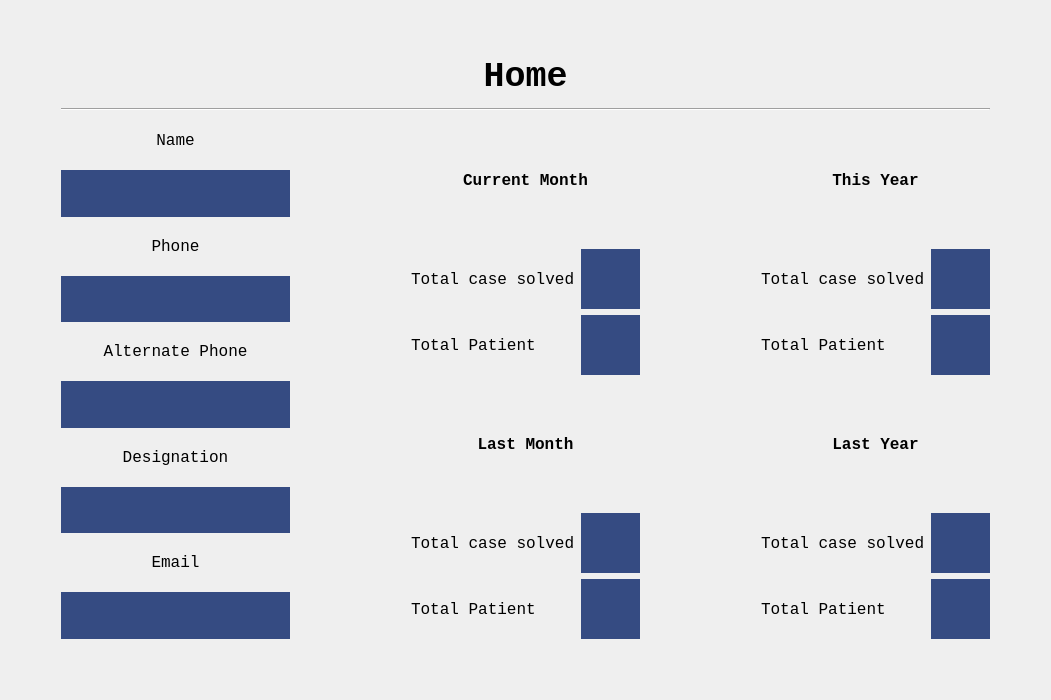
The window that HomeUi.ui (ASNaeem/Simple-VCMS) describes before a commit, drawn with Qt 5.
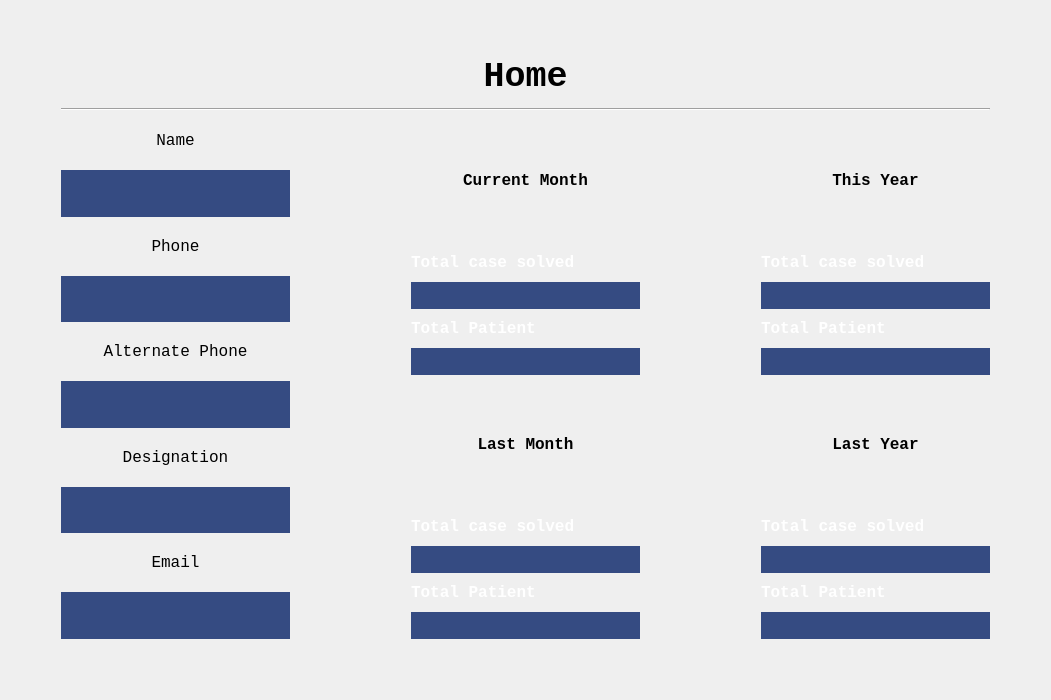
The same window after the commit.

Patch:
```diff
--- a/HomeUi.ui
+++ b/HomeUi.ui
@@ -328,7 +328,7 @@
             </widget>
            </item>
            <item>
-            <layout class="QHBoxLayout" name="horizontalLayout" stretch="7,15">
+            <layout class="QHBoxLayout" name="horizontalLayout" stretch="7">
              <item>
               <layout class="QVBoxLayout" name="verticalLayout_20">
                <item>
@@ -337,8 +337,13 @@
                   <font>
                    <family>Courier New</family>
                    <pointsize>12</pointsize>
+                   <weight>75</weight>
+                   <bold>true</bold>
                   </font>
                  </property>
+                 <property name="styleSheet">
+                  <string notr="true">color: rgb(255, 255, 255);</string>
+                 </property>
                  <property name="text">
                   <string>Total case solved</string>
                  </property>
@@ -351,18 +356,39 @@
                    <family>Courier New</family>
                    <pointsize>12</pointsize>
                   </font>
+                 </property>
+                 <property name="styleSheet">
+                  <string notr="true">background-color: rgb(53, 75, 130);
+color: rgb(255, 255, 255);</string>
+                 </property>
+                 <property name="text">
+                  <string/>
+                 </property>
+                 <property name="alignment">
+                  <set>Qt::AlignCenter</set>
+                 </property>
+                </widget>
+               </item>
+               <item>
+                <widget class="QLabel" name="label_3">
+                 <property name="font">
+                  <font>
+                   <family>Courier New</family>
+                   <pointsize>12</pointsize>
+                   <weight>75</weight>
+                   <bold>true</bold>
+                  </font>
+                 </property>
+                 <property name="styleSheet">
+                  <string notr="true">color: rgb(255, 255, 255);</string>
                  </property>
                  <property name="text">
                   <string>Total Patient</string>
                  </property>
                 </widget>
                </item>
-              </layout>
-             </item>
-             <item>
-              <layout class="QVBoxLayout" name="verticalLayout_14">
                <item>
-                <widget class="QLabel" name="label_20">
+                <widget class="QLabel" name="total_patient_current_month">
                  <property name="font">
                   <font>
                    <family>Courier New</family>
@@ -370,26 +396,14 @@
                   </font>
                  </property>
                  <property name="styleSheet">
-                  <string notr="true">background-color: rgb(53, 75, 130);</string>
+                  <string notr="true">background-color: rgb(53, 75, 130);
+color: rgb(255, 255, 255);</string>
                  </property>
                  <property name="text">
                   <string/>
                  </property>
-                </widget>
-               </item>
-               <item>
-                <widget class="QLabel" name="label_21">
-                 <property name="font">
-                  <font>
-                   <family>Courier New</family>
-                   <pointsize>12</pointsize>
-                  </font>
-                 </property>
-                 <property name="styleSheet">
-                  <string notr="true">background-color: rgb(53, 75, 130);</string>
-                 </property>
-                 <property name="text">
-                  <string/>
+                 <property name="alignment">
+                  <set>Qt::AlignCenter</set>
                  </property>
                 </widget>
                </item>
@@ -420,7 +434,7 @@
             </widget>
            </item>
            <item>
-            <layout class="QHBoxLayout" name="horizontalLayout_9" stretch="7,15">
+            <layout class="QHBoxLayout" name="horizontalLayout_9" stretch="7">
              <item>
               <layout class="QVBoxLayout" name="verticalLayout_30">
                <item>
@@ -429,8 +443,13 @@
                   <font>
                    <family>Courier New</family>
                    <pointsize>12</pointsize>
+                   <weight>75</weight>
+                   <bold>true</bold>
                   </font>
                  </property>
+                 <property name="styleSheet">
+                  <string notr="true">color: rgb(255, 255, 255);</string>
+                 </property>
                  <property name="text">
                   <string>Total case solved</string>
                  </property>
@@ -443,18 +462,39 @@
                    <family>Courier New</family>
                    <pointsize>12</pointsize>
                   </font>
+                 </property>
+                 <property name="styleSheet">
+                  <string notr="true">background-color: rgb(53, 75, 130);
+color: rgb(255, 255, 255);</string>
+                 </property>
+                 <property name="text">
+                  <string/>
+                 </property>
+                 <property name="alignment">
+                  <set>Qt::AlignCenter</set>
+                 </property>
+                </widget>
+               </item>
+               <item>
+                <widget class="QLabel" name="label_5">
+                 <property name="font">
+                  <font>
+                   <family>Courier New</family>
+                   <pointsize>12</pointsize>
+                   <weight>75</weight>
+                   <bold>true</bold>
+                  </font>
+                 </property>
+                 <property name="styleSheet">
+                  <string notr="true">color: rgb(255, 255, 255);</string>
                  </property>
                  <property name="text">
                   <string>Total Patient</string>
                  </property>
                 </widget>
                </item>
-              </layout>
-             </item>
-             <item>
-              <layout class="QVBoxLayout" name="verticalLayout_31">
                <item>
-                <widget class="QLabel" name="label_51">
+                <widget class="QLabel" name="total_patient_last_month">
                  <property name="font">
                   <font>
                    <family>Courier New</family>
@@ -462,26 +502,14 @@
                   </font>
                  </property>
                  <property name="styleSheet">
-                  <string notr="true">background-color: rgb(53, 75, 130);</string>
+                  <string notr="true">background-color: rgb(53, 75, 130);
+color: rgb(255, 255, 255);</string>
                  </property>
                  <property name="text">
                   <string/>
                  </property>
-                </widget>
-               </item>
-               <item>
-                <widget class="QLabel" name="label_52">
-                 <property name="font">
-                  <font>
-                   <family>Courier New</family>
-                   <pointsize>12</pointsize>
-                  </font>
-                 </property>
-                 <property name="styleSheet">
-                  <string notr="true">background-color: rgb(53, 75, 130);</string>
-                 </property>
-                 <property name="text">
-                  <string/>
+                 <property name="alignment">
+                  <set>Qt::AlignCenter</set>
                  </property>
                 </widget>
                </item>
@@ -535,7 +563,7 @@
             </widget>
            </item>
            <item>
-            <layout class="QHBoxLayout" name="horizontalLayout_10" stretch="7,15">
+            <layout class="QHBoxLayout" name="horizontalLayout_10" stretch="7">
              <item>
               <layout class="QVBoxLayout" name="verticalLayout_33">
                <item>
@@ -544,8 +572,13 @@
                   <font>
                    <family>Courier New</family>
                    <pointsize>12</pointsize>
+                   <weight>75</weight>
+                   <bold>true</bold>
                   </font>
                  </property>
+                 <property name="styleSheet">
+                  <string notr="true">color: rgb(255, 255, 255);</string>
+                 </property>
                  <property name="text">
                   <string>Total case solved</string>
                  </property>
@@ -558,18 +591,39 @@
                    <family>Courier New</family>
                    <pointsize>12</pointsize>
                   </font>
+                 </property>
+                 <property name="styleSheet">
+                  <string notr="true">background-color: rgb(53, 75, 130);
+color: rgb(255, 255, 255);</string>
+                 </property>
+                 <property name="text">
+                  <string/>
+                 </property>
+                 <property name="alignment">
+                  <set>Qt::AlignCenter</set>
+                 </property>
+                </widget>
+               </item>
+               <item>
+                <widget class="QLabel" name="label_7">
+                 <property name="font">
+                  <font>
+                   <family>Courier New</family>
+                   <pointsize>12</pointsize>
+                   <weight>75</weight>
+                   <bold>true</bold>
+                  </font>
+                 </property>
+                 <property name="styleSheet">
+                  <string notr="true">color: rgb(255, 255, 255);</string>
                  </property>
                  <property name="text">
                   <string>Total Patient</string>
                  </property>
                 </widget>
                </item>
-              </layout>
-             </item>
-             <item>
-              <layout class="QVBoxLayout" name="verticalLayout_34">
                <item>
-                <widget class="QLabel" name="label_56">
+                <widget class="QLabel" name="total_patient_this_year">
                  <property name="font">
                   <font>
                    <family>Courier New</family>
@@ -577,26 +631,14 @@
                   </font>
                  </property>
                  <property name="styleSheet">
-                  <string notr="true">background-color: rgb(53, 75, 130);</string>
+                  <string notr="true">background-color: rgb(53, 75, 130);
+color: rgb(255, 255, 255);</string>
                  </property>
                  <property name="text">
                   <string/>
                  </property>
-                </widget>
-               </item>
-               <item>
-                <widget class="QLabel" name="label_57">
-                 <property name="font">
-                  <font>
-                   <family>Courier New</family>
-                   <pointsize>12</pointsize>
-                  </font>
-                 </property>
-                 <property name="styleSheet">
-                  <string notr="true">background-color: rgb(53, 75, 130);</string>
-                 </property>
-                 <property name="text">
-                  <string/>
+                 <property name="alignment">
+                  <set>Qt::AlignCenter</set>
                  </property>
                 </widget>
                </item>
@@ -627,7 +669,7 @@
             </widget>
            </item>
            <item>
-            <layout class="QHBoxLayout" name="horizontalLayout_2" stretch="7,15">
+            <layout class="QHBoxLayout" name="horizontalLayout_2" stretch="7">
              <item>
               <layout class="QVBoxLayout" name="verticalLayout_21">
                <item>
@@ -636,8 +678,13 @@
                   <font>
                    <family>Courier New</family>
                    <pointsize>12</pointsize>
+                   <weight>75</weight>
+                   <bold>true</bold>
                   </font>
                  </property>
+                 <property name="styleSheet">
+                  <string notr="true">color: rgb(255, 255, 255);</string>
+                 </property>
                  <property name="text">
                   <string>Total case solved</string>
                  </property>
@@ -650,18 +697,39 @@
                    <family>Courier New</family>
                    <pointsize>12</pointsize>
                   </font>
+                 </property>
+                 <property name="styleSheet">
+                  <string notr="true">background-color: rgb(53, 75, 130);
+color: rgb(255, 255, 255);</string>
+                 </property>
+                 <property name="text">
+                  <string/>
+                 </property>
+                 <property name="alignment">
+                  <set>Qt::AlignCenter</set>
+                 </property>
+                </widget>
+               </item>
+               <item>
+                <widget class="QLabel" name="label_11">
+                 <property name="font">
+                  <font>
+                   <family>Courier New</family>
+                   <pointsize>12</pointsize>
+                   <weight>75</weight>
+                   <bold>true</bold>
+                  </font>
+                 </property>
+                 <property name="styleSheet">
+                  <string notr="true">color: rgb(255, 255, 255);</string>
                  </property>
                  <property name="text">
                   <string>Total Patient</string>
                  </property>
                 </widget>
                </item>
-              </layout>
-             </item>
-             <item>
-              <layout class="QVBoxLayout" name="verticalLayout_16">
                <item>
-                <widget class="QLabel" name="label_23">
+                <widget class="QLabel" name="total_patient_last_year">
                  <property name="font">
                   <font>
                    <family>Courier New</family>
@@ -669,26 +737,14 @@
                   </font>
                  </property>
                  <property name="styleSheet">
-                  <string notr="true">background-color: rgb(53, 75, 130);</string>
+                  <string notr="true">background-color: rgb(53, 75, 130);
+color: rgb(255, 255, 255);</string>
                  </property>
                  <property name="text">
                   <string/>
                  </property>
-                </widget>
-               </item>
-               <item>
-                <widget class="QLabel" name="label_24">
-                 <property name="font">
-                  <font>
-                   <family>Courier New</family>
-                   <pointsize>12</pointsize>
-                  </font>
-                 </property>
-                 <property name="styleSheet">
-                  <string notr="true">background-color: rgb(53, 75, 130);</string>
-                 </property>
-                 <property name="text">
-                  <string/>
+                 <property name="alignment">
+                  <set>Qt::AlignCenter</set>
                  </property>
                 </widget>
                </item>
```
Left out of the diff: 19 changed lines with no effect on the pictures.
